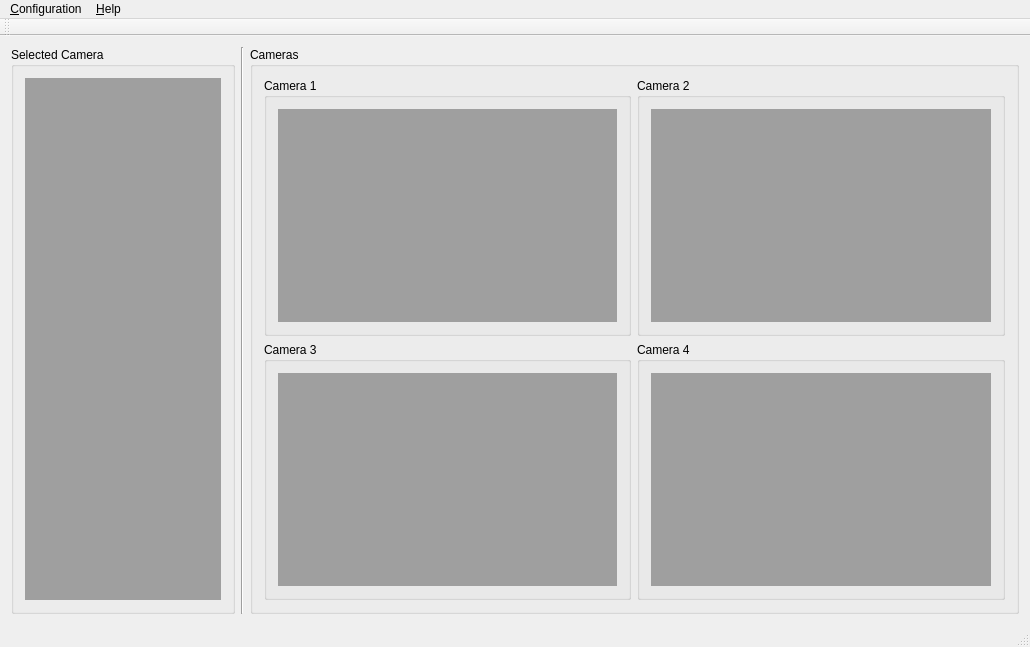
phycelot/camera-monitor, file mainwindow.ui: the form before one commit.
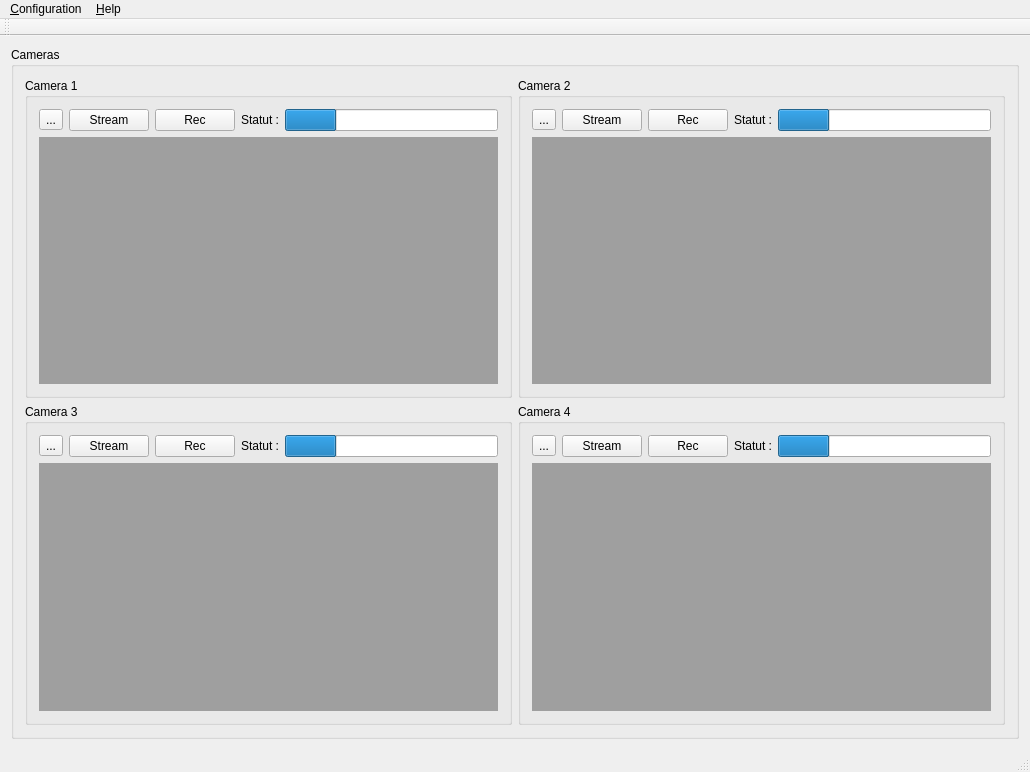
The form after the commit.

Diff of the .ui file:
```diff
--- a/mainwindow.ui
+++ b/mainwindow.ui
@@ -7,7 +7,7 @@
     <x>0</x>
     <y>0</y>
     <width>1030</width>
-    <height>647</height>
+    <height>772</height>
    </rect>
   </property>
   <property name="windowTitle">
@@ -16,51 +16,114 @@
   <widget class="QWidget" name="centralWidget">
    <layout class="QGridLayout" name="gridLayout_2">
     <item row="0" column="0">
-     <widget class="QGroupBox" name="selectedCameraGroup">
-      <property name="title">
-       <string>Selected Camera</string>
-      </property>
-      <layout class="QVBoxLayout" name="verticalLayout_5">
-       <item>
-        <widget class="QMdiArea" name="mdiArea_2"/>
-       </item>
-      </layout>
-     </widget>
-    </item>
-    <item row="0" column="1">
-     <widget class="Line" name="line">
-      <property name="orientation">
-       <enum>Qt::Vertical</enum>
-      </property>
-     </widget>
-    </item>
-    <item row="0" column="2">
      <widget class="QGroupBox" name="camerasGroup">
       <property name="title">
        <string>Cameras</string>
       </property>
       <layout class="QGridLayout" name="gridLayout">
-       <item row="0" column="1">
-        <widget class="QGroupBox" name="groupBox_2">
-         <property name="title">
-          <string>Camera 2</string>
-         </property>
-         <layout class="QVBoxLayout" name="verticalLayout_3">
-          <item>
-           <widget class="QMdiArea" name="mdiArea_3"/>
-          </item>
-         </layout>
-        </widget>
-       </item>
        <item row="0" column="0">
         <widget class="QGroupBox" name="groupBox">
          <property name="title">
           <string>Camera 1</string>
          </property>
-         <layout class="QVBoxLayout" name="verticalLayout">
-          <item>
+         <layout class="QGridLayout" name="gridLayout_3">
+          <item row="1" column="5">
+           <widget class="QProgressBar" name="statutProgress">
+            <property name="value">
+             <number>24</number>
+            </property>
+            <property name="textVisible">
+             <bool>false</bool>
+            </property>
+            <property name="invertedAppearance">
+             <bool>false</bool>
+            </property>
+           </widget>
+          </item>
+          <item row="1" column="1">
+           <widget class="QToolButton" name="toolButton">
+            <property name="text">
+             <string>...</string>
+            </property>
+           </widget>
+          </item>
+          <item row="2" column="1" colspan="5">
            <widget class="QMdiArea" name="mdiArea"/>
           </item>
+          <item row="1" column="2">
+           <widget class="QPushButton" name="streamButton">
+            <property name="text">
+             <string>Stream</string>
+            </property>
+           </widget>
+          </item>
+          <item row="1" column="3">
+           <widget class="QPushButton" name="recButton">
+            <property name="text">
+             <string>Rec</string>
+            </property>
+           </widget>
+          </item>
+          <item row="1" column="4">
+           <widget class="QLabel" name="statutLabel">
+            <property name="text">
+             <string>Statut :</string>
+            </property>
+           </widget>
+          </item>
+         </layout>
+        </widget>
+       </item>
+       <item row="0" column="1">
+        <widget class="QGroupBox" name="cameraGroup_2">
+         <property name="title">
+          <string>Camera 2</string>
+         </property>
+         <layout class="QGridLayout" name="gridLayout_4">
+          <item row="1" column="5">
+           <widget class="QProgressBar" name="statutProgress_2">
+            <property name="value">
+             <number>24</number>
+            </property>
+            <property name="textVisible">
+             <bool>false</bool>
+            </property>
+            <property name="invertedAppearance">
+             <bool>false</bool>
+            </property>
+           </widget>
+          </item>
+          <item row="1" column="1">
+           <widget class="QToolButton" name="toolButton_2">
+            <property name="text">
+             <string>...</string>
+            </property>
+           </widget>
+          </item>
+          <item row="2" column="1" colspan="5">
+           <widget class="QMdiArea" name="mdiArea_2"/>
+          </item>
+          <item row="1" column="2">
+           <widget class="QPushButton" name="streamButton_2">
+            <property name="text">
+             <string>Stream</string>
+            </property>
+           </widget>
+          </item>
+          <item row="1" column="3">
+           <widget class="QPushButton" name="recButton_2">
+            <property name="text">
+             <string>Rec</string>
+            </property>
+           </widget>
+          </item>
+          <item row="1" column="4">
+           <widget class="QLabel" name="statutLabel_2">
+            <property name="text">
+             <string>Statut :</string>
+            </property>
+           </widget>
+          </item>
          </layout>
         </widget>
        </item>
@@ -69,9 +132,50 @@
          <property name="title">
           <string>Camera 3</string>
          </property>
-         <layout class="QVBoxLayout" name="verticalLayout_2">
-          <item>
-           <widget class="QMdiArea" name="mdiArea_4"/>
+         <layout class="QGridLayout" name="gridLayout_5">
+          <item row="1" column="5">
+           <widget class="QProgressBar" name="statutProgress_3">
+            <property name="value">
+             <number>24</number>
+            </property>
+            <property name="textVisible">
+             <bool>false</bool>
+            </property>
+            <property name="invertedAppearance">
+             <bool>false</bool>
+            </property>
+           </widget>
+          </item>
+          <item row="1" column="1">
+           <widget class="QToolButton" name="toolButton_3">
+            <property name="text">
+             <string>...</string>
+            </property>
+           </widget>
+          </item>
+          <item row="2" column="1" colspan="5">
+           <widget class="QMdiArea" name="mdiArea_3"/>
+          </item>
+          <item row="1" column="2">
+           <widget class="QPushButton" name="streamButton_3">
+            <property name="text">
+             <string>Stream</string>
+            </property>
+           </widget>
+          </item>
+          <item row="1" column="3">
+           <widget class="QPushButton" name="recButton_3">
+            <property name="text">
+             <string>Rec</string>
+            </property>
+           </widget>
+          </item>
+          <item row="1" column="4">
+           <widget class="QLabel" name="statutLabel_3">
+            <property name="text">
+             <string>Statut :</string>
+            </property>
+           </widget>
           </item>
          </layout>
         </widget>
@@ -81,9 +185,50 @@
          <property name="title">
           <string>Camera 4</string>
          </property>
-         <layout class="QVBoxLayout" name="verticalLayout_4">
-          <item>
-           <widget class="QMdiArea" name="mdiArea_5"/>
+         <layout class="QGridLayout" name="gridLayout_6">
+          <item row="1" column="5">
+           <widget class="QProgressBar" name="statutProgress_4">
+            <property name="value">
+             <number>24</number>
+            </property>
+            <property name="textVisible">
+             <bool>false</bool>
+            </property>
+            <property name="invertedAppearance">
+             <bool>false</bool>
+            </property>
+           </widget>
+          </item>
+          <item row="1" column="1">
+           <widget class="QToolButton" name="toolButton_4">
+            <property name="text">
+             <string>...</string>
+            </property>
+           </widget>
+          </item>
+          <item row="2" column="1" colspan="5">
+           <widget class="QMdiArea" name="mdiArea_4"/>
+          </item>
+          <item row="1" column="2">
+           <widget class="QPushButton" name="streamButton_4">
+            <property name="text">
+             <string>Stream</string>
+            </property>
+           </widget>
+          </item>
+          <item row="1" column="3">
+           <widget class="QPushButton" name="recButton_4">
+            <property name="text">
+             <string>Rec</string>
+            </property>
+           </widget>
+          </item>
+          <item row="1" column="4">
+           <widget class="QLabel" name="statutLabel_4">
+            <property name="text">
+             <string>Statut :</string>
+            </property>
+           </widget>
           </item>
          </layout>
         </widget>
```
Left out of the diff: 9 changed lines with no effect on the pictures.
